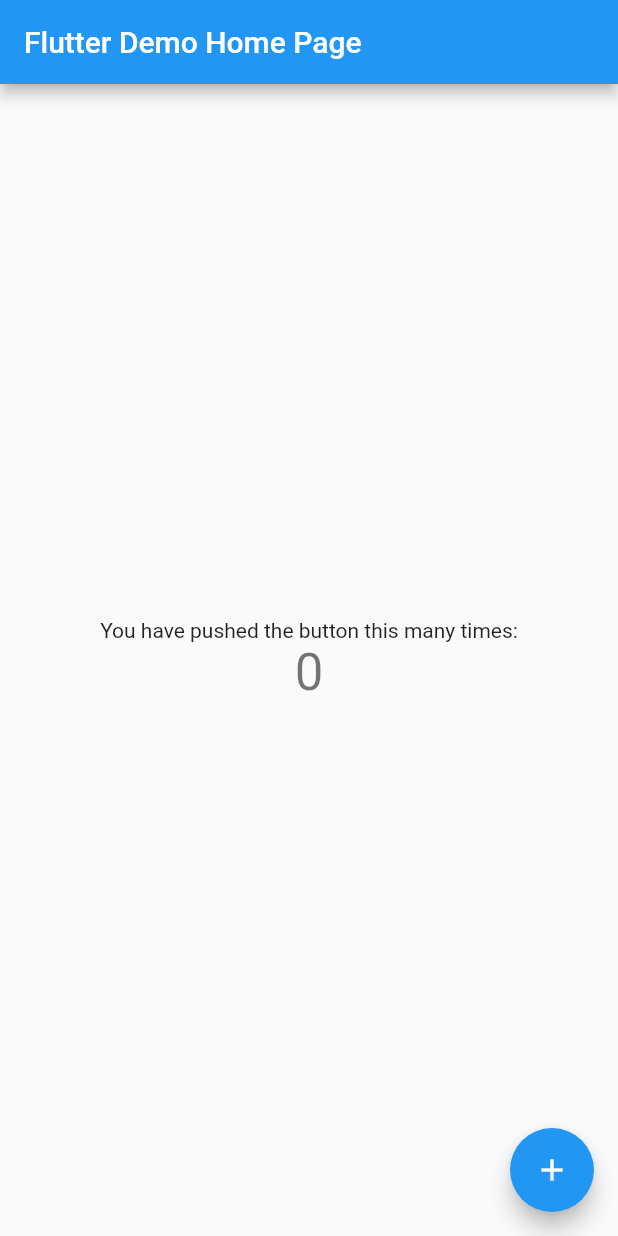
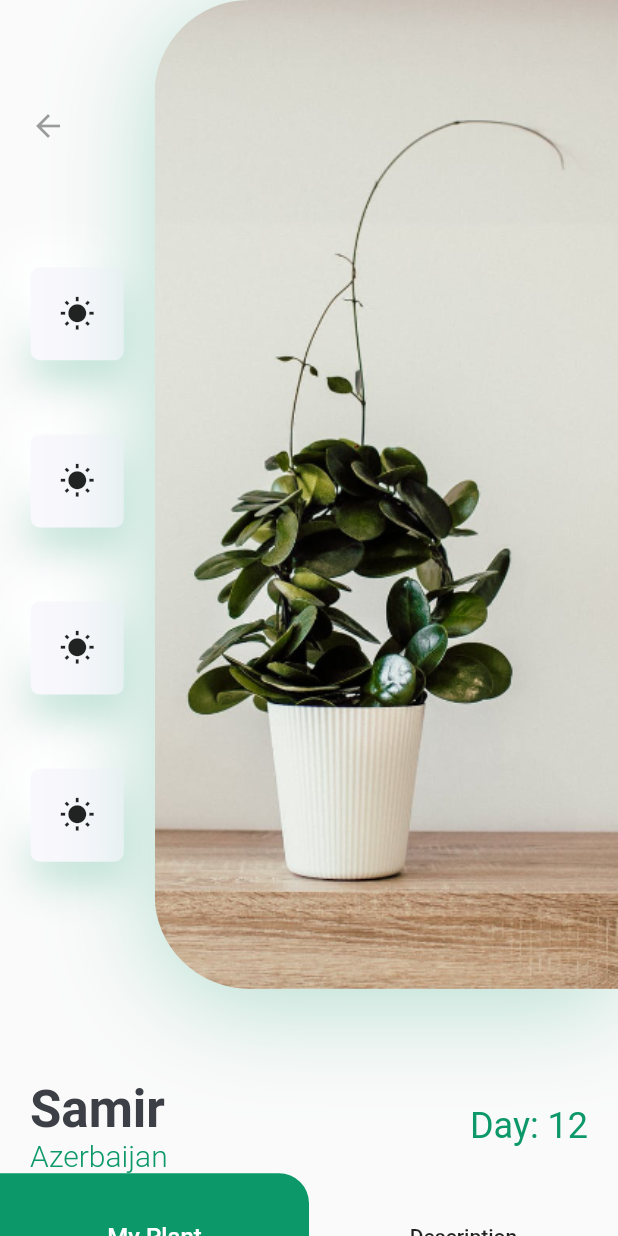
Before and after one commit to samiraliyev573/flower-cart, a Flutter app: the screen it shows after launch, on a phone screen of 412 x 824 dp. Run offline on Flutter 3.47's test engine with Material 2 defaults, Android fonts, the phone set to English and light mode, and no system bars.

Commit message:
Initial Plant Page
Initial Plant page with main page. Has main and description buttons, buttons for tasks to do every day and beautiful image of the plant in the middle.

```diff
--- /dev/null
+++ b/flowercart/lib/Screens/components/icon_card.dart
@@ -0,0 +1,31 @@
+import 'package:flutter/material.dart';
+import 'package:flowercart/constants.dart';
+
+class IconCard extends StatelessWidget {
+  const IconCard({
+    Key key,
+  }) : super(key: key);
+
+  @override
+  Widget build(BuildContext context) {
+    Size size = MediaQuery.of(context).size;
+    return Container(
+      margin: EdgeInsets.symmetric(vertical: size.height * 0.03),
+      padding: EdgeInsets.all(kDefaultPadding / 2),
+      height: 62,
+      width: 62,
+      decoration: BoxDecoration(
+          color: kBackgroundColor,
+          borderRadius: BorderRadius.circular(6),
+          boxShadow: [
+            BoxShadow(
+                offset: Offset(0, 15),
+                blurRadius: 22,
+                color: kPrimaryColor.withOpacity(0.22)),
+            BoxShadow(
+                offset: Offset(-15, -15), blurRadius: 20, color: Colors.white),
+          ]),
+      child: Icon(Icons.wb_sunny),
+    );
+  }
+}
--- /dev/null
+++ b/flowercart/lib/Screens/components/image_and_icons.dart
@@ -0,0 +1,69 @@
+import 'package:flutter/material.dart';
+import 'package:flowercart/constants.dart';
+import 'icon_card.dart';
+
+class ImageAndIcons extends StatelessWidget {
+  const ImageAndIcons({
+    Key key,
+  }) : super(key: key);
+
+  @override
+  Widget build(BuildContext context) {
+    Size size = MediaQuery.of(context).size;
+    return Padding(
+      padding: const EdgeInsets.only(bottom: kDefaultPadding * 3),
+      child: SizedBox(
+        height: size.height * 0.8,
+        child: Row(
+          children: [
+            Expanded(
+              child: Padding(
+                padding:
+                    const EdgeInsets.symmetric(vertical: kDefaultPadding * 3),
+                child: Column(
+                  children: [
+                    Align(
+                      alignment: Alignment.topLeft,
+                      child: IconButton(
+                        padding:
+                            EdgeInsets.symmetric(horizontal: kDefaultPadding),
+                        icon: Icon(Icons.arrow_back),
+                      ),
+                    ),
+                    Spacer(),
+                    IconCard(),
+                    IconCard(),
+                    IconCard(),
+                    IconCard()
+                  ],
+                ),
+              ),
+            ),
+            Container(
+              height: size.height * 0.8,
+              width: size.width * 0.75,
+              decoration: BoxDecoration(
+                borderRadius: BorderRadius.only(
+                  topLeft: Radius.circular(63),
+                  bottomLeft: Radius.circular(63),
+                ),
+                boxShadow: [
+                  BoxShadow(
+                    offset: Offset(0, 10),
+                    blurRadius: 60,
+                    color: kPrimaryColor.withOpacity(0.29),
+                  )
+                ],
+                image: DecorationImage(
+                  fit: BoxFit.cover,
+                  alignment: Alignment.centerLeft,
+                  image: AssetImage("assets/images/img.png"),
+                ),
+              ),
+            )
+          ],
+        ),
+      ),
+    );
+  }
+}
--- /dev/null
+++ b/flowercart/lib/Screens/components/title_and_days.dart
@@ -0,0 +1,47 @@
+import 'package:flutter/material.dart';
+import 'package:flowercart/constants.dart';
+
+class TitleAndDays extends StatelessWidget {
+  const TitleAndDays({
+    Key key,
+    this.title,
+    this.country,
+    this.day,
+  }) : super(key: key);
+
+  final String title, country;
+  final int day;
+
+  @override
+  Widget build(BuildContext context) {
+    return Padding(
+      padding: const EdgeInsets.symmetric(horizontal: kDefaultPadding),
+      child: Row(
+        children: [
+          RichText(
+            text: TextSpan(children: [
+              TextSpan(
+                  text: "$title\n",
+                  style: Theme.of(context).textTheme.headline4.copyWith(
+                      color: kTextColor, fontWeight: FontWeight.bold)),
+              TextSpan(
+                  text: country,
+                  style: TextStyle(
+                      fontSize: 20,
+                      color: kPrimaryColor,
+                      fontWeight: FontWeight.w300))
+            ]),
+          ),
+          Spacer(),
+          Text(
+            "Day: $day",
+            style: Theme.of(context)
+                .textTheme
+                .headline5
+                .copyWith(color: kPrimaryColor),
+          )
+        ],
+      ),
+    );
+  }
+}
--- /dev/null
+++ b/flowercart/lib/Screens/plant_body.dart
@@ -0,0 +1,56 @@
+import 'package:flutter/material.dart';
+import 'package:flowercart/constants.dart';
+import 'components/icon_card.dart';
+import 'components/image_and_icons.dart';
+import 'components/title_and_days.dart';
+
+class PlantBody extends StatelessWidget {
+  @override
+  Widget build(BuildContext context) {
+    Size size = MediaQuery.of(context).size;
+    return SingleChildScrollView(
+      child: Column(
+        children: [
+          ImageAndIcons(),
+          TitleAndDays(
+            title: "Samir",
+            country: "Azerbaijan",
+            day: 12,
+          ),
+          Row(
+            children: [
+              SizedBox(
+                width: size.width / 2,
+                height: 84,
+                child: FlatButton(
+                  shape: RoundedRectangleBorder(
+                    borderRadius: BorderRadius.only(
+                      topRight: Radius.circular(20),
+                    ),
+                  ),
+                  color: kPrimaryColor,
+                  onPressed: () {},
+                  child: Text(
+                    "My Plant",
+                    style: TextStyle(color: Colors.white, fontSize: 16),
+                  ),
+                ),
+              ),
+              Expanded(
+                child: FlatButton(
+                  onPressed: () {},
+                  child: Text(
+                    "Description",
+                  ),
+                ),
+              )
+            ],
+          ),
+          SizedBox(
+            height: kDefaultPadding * 2,
+          )
+        ],
+      ),
+    );
+  }
+}
--- /dev/null
+++ b/flowercart/lib/Screens/plant_screen.dart
@@ -0,0 +1,11 @@
+import 'package:flutter/material.dart';
+import 'plant_body.dart';
+
+class PlantScreen extends StatelessWidget {
+  @override
+  Widget build(BuildContext context) {
+    return Scaffold(
+      body: PlantBody(),
+    );
+  }
+}
--- /dev/null
+++ b/flowercart/lib/constants.dart
@@ -0,0 +1,8 @@
+import 'package:flutter/material.dart';
+
+// Colors that we use in our app
+const kPrimaryColor = Color(0xFF0C9869);
+const kTextColor = Color(0xFF3C4046);
+const kBackgroundColor = Color(0xFFF9F8FD);
+
+const double kDefaultPadding = 20.0;
--- a/flowercart/lib/main.dart
+++ b/flowercart/lib/main.dart
@@ -1,117 +1,15 @@
 import 'package:flutter/material.dart';
+import 'package:flowercart/Screens/plant_screen.dart';
 
 void main() {
   runApp(MyApp());
 }
 
 class MyApp extends StatelessWidget {
-  // This widget is the root of your application.
   @override
   Widget build(BuildContext context) {
     return MaterialApp(
-      title: 'Flutter Demo',
-      theme: ThemeData(
-        // This is the theme of your application.
-        //
-        // Try running your application with "flutter run". You'll see the
-        // application has a blue toolbar. Then, without quitting the app, try
-        // changing the primarySwatch below to Colors.green and then invoke
-        // "hot reload" (press "r" in the console where you ran "flutter run",
-        // or simply save your changes to "hot reload" in a Flutter IDE).
-        // Notice that the counter didn't reset back to zero; the application
-        // is not restarted.
-        primarySwatch: Colors.blue,
-        // This makes the visual density adapt to the platform that you run
-        // the app on. For desktop platforms, the controls will be smaller and
-        // closer together (more dense) than on mobile platforms.
-        visualDensity: VisualDensity.adaptivePlatformDensity,
-      ),
-      home: MyHomePage(title: 'Flutter Demo Home Page'),
+      home: PlantScreen(),
     );
   }
 }
-
-class MyHomePage extends StatefulWidget {
-  MyHomePage({Key key, this.title}) : super(key: key);
-
-  // This widget is the home page of your application. It is stateful, meaning
-  // that it has a State object (defined below) that contains fields that affect
-  // how it looks.
-
-  // This class is the configuration for the state. It holds the values (in this
-  // case the title) provided by the parent (in this case the App widget) and
-  // used by the build method of the State. Fields in a Widget subclass are
-  // always marked "final".
-
-  final String title;
-
-  @override
-  _MyHomePageState createState() => _MyHomePageState();
-}
-
-class _MyHomePageState extends State<MyHomePage> {
-  int _counter = 0;
-
-  void _incrementCounter() {
-    setState(() {
-      // This call to setState tells the Flutter framework that something has
-      // changed in this State, which causes it to rerun the build method below
-      // so that the display can reflect the updated values. If we changed
-      // _counter without calling setState(), then the build method would not be
-      // called again, and so nothing would appear to happen.
-      _counter++;
-    });
-  }
-
-  @override
-  Widget build(BuildContext context) {
-    // This method is rerun every time setState is called, for instance as done
-    // by the _incrementCounter method above.
-    //
-    // The Flutter framework has been optimized to make rerunning build methods
-    // fast, so that you can just rebuild anything that needs updating rather
-    // than having to individually change instances of widgets.
-    return Scaffold(
-      appBar: AppBar(
-        // Here we take the value from the MyHomePage object that was created by
-        // the App.build method, and use it to set our appbar title.
-        title: Text(widget.title),
-      ),
-      body: Center(
-        // Center is a layout widget. It takes a single child and positions it
-        // in the middle of the parent.
-        child: Column(
-          // Column is also a layout widget. It takes a list of children and
-          // arranges them vertically. By default, it sizes itself to fit its
-          // children horizontally, and tries to be as tall as its parent.
-          //
-          // Invoke "debug painting" (press "p" in the console, choose the
-          // "Toggle Debug Paint" action from the Flutter Inspector in Android
-          // Studio, or the "Toggle Debug Paint" command in Visual Studio Code)
-          // to see the wireframe for each widget.
-          //
-          // Column has various properties to control how it sizes itself and
-          // how it positions its children. Here we use mainAxisAlignment to
-          // center the children vertically; the main axis here is the vertical
-          // axis because Columns are vertical (the cross axis would be
-          // horizontal).
-          mainAxisAlignment: MainAxisAlignment.center,
-          children: <Widget>[
-            Text(
-              'You have pushed the button this many times:',
-            ),
-            Text(
-              '$_counter',
-              style: Theme.of(context).textTheme.headline4,
-            ),
-          ],
-        ),
-      ),
-      floatingActionButton: FloatingActionButton(
-        onPressed: _incrementCounter,
-        tooltip: 'Increment',
-        child: Icon(Icons.add),
-      ), // This trailing comma makes auto-formatting nicer for build methods.
-    );
-  }
-}
--- a/flowercart/pubspec.yaml
+++ b/flowercart/pubspec.yaml
@@ -29,6 +29,7 @@ dependencies:
   # Use with the CupertinoIcons class for iOS style icons.
   cupertino_icons: ^1.0.0
 
+
 dev_dependencies:
   flutter_test:
     sdk: flutter
@@ -45,8 +46,9 @@ flutter:
   uses-material-design: true
 
   # To add assets to your application, add an assets section, like this:
-  # assets:
-  #   - images/a_dot_burr.jpeg
+  assets:
+   - assets/icons/
+   - assets/images/
   #   - images/a_dot_ham.jpeg
 
   # An image asset can refer to one or more resolution-specific "variants", see
```
Also changed, not shown: flowercart/assets/icons/back_arrow.svg (added), flowercart/assets/images/img.png (added).
